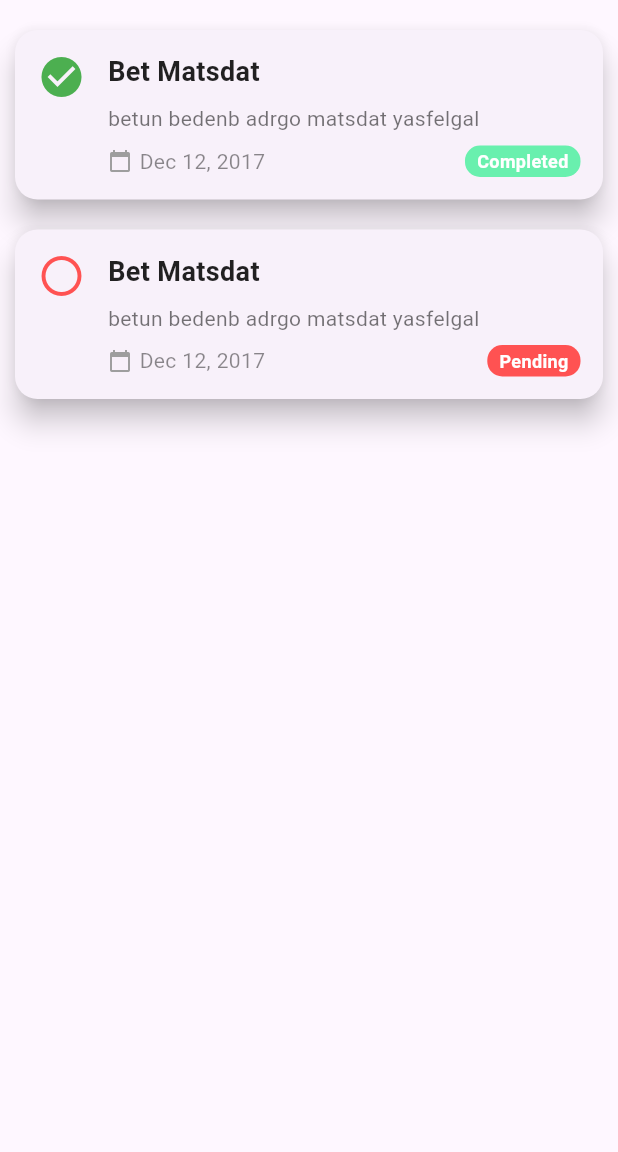
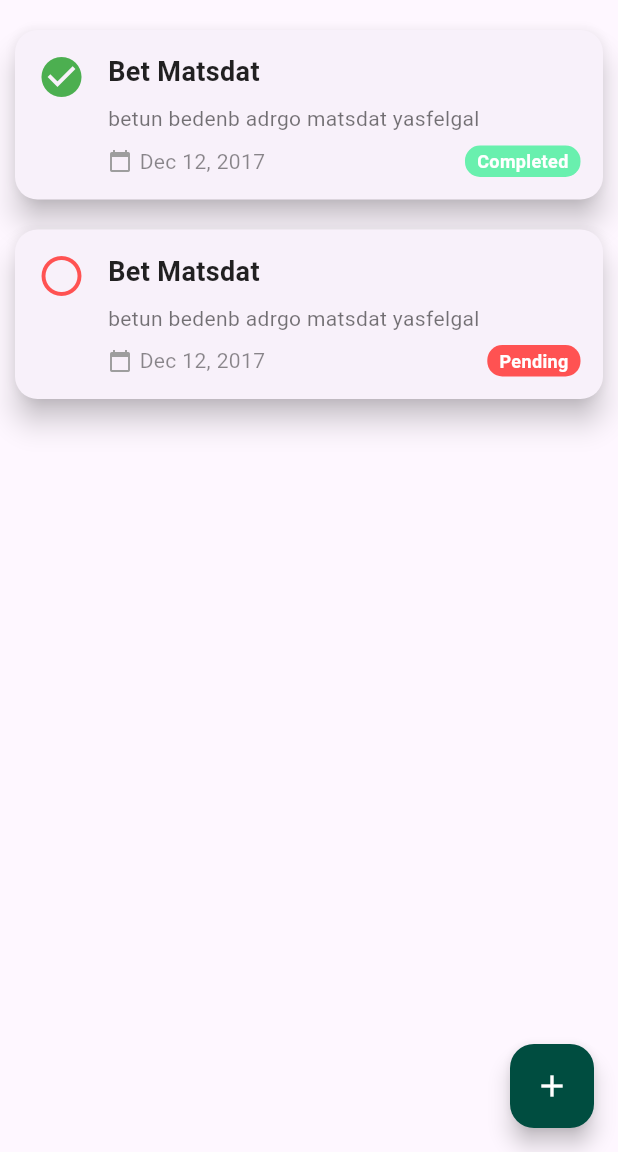
Before and after one commit to habYaregal/Task_manager_app, a Flutter app: the screen it shows after launch, on a phone screen of 412 x 824 dp, the part 84-1236 px from its top. Run offline on Flutter 3.47's test engine with Material 3 defaults, Android fonts, the phone set to English and light mode, and no system bars.

Commit message:
adding the floating action button

```diff
--- a/lib/screens/home_screen.dart
+++ b/lib/screens/home_screen.dart
@@ -24,8 +24,10 @@ class HomeScreen extends StatelessWidget {
     return Scaffold(
       appBar: AppBar(
         backgroundColor: Color(0xFF004d40),
-        title: Text('Task Manager',
-        style: TextStyle(color: Colors.white),),
+        title: Text(
+          'Task Manager',
+          style: TextStyle(color: Colors.white),
+        ),
       ),
       body: Padding(
         padding: const EdgeInsets.all(10.0),
@@ -36,6 +38,12 @@ class HomeScreen extends StatelessWidget {
           },
         ),
       ),
+      floatingActionButton: FloatingActionButton(
+        onPressed: () => {},
+        child: Icon(Icons.add),
+        backgroundColor: Color(0xFF004d40),
+        foregroundColor: Colors.white,
+      ),
     );
   }
 }
```
